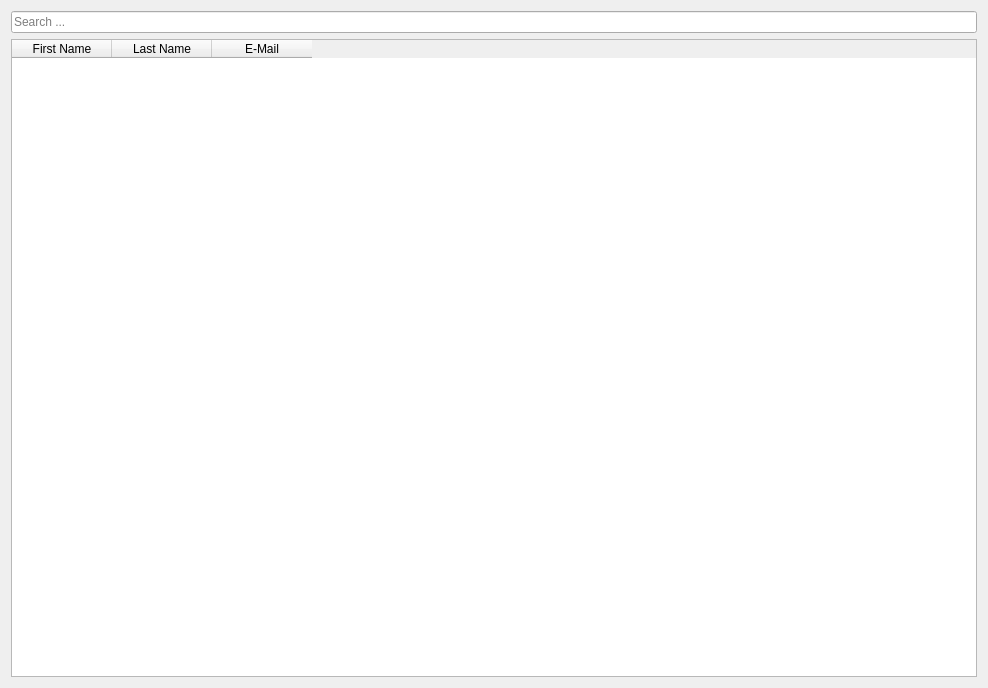
This is ui/personView.ui in olk90/pyIM as Qt 5 draws it before an edit. The edited form follows.
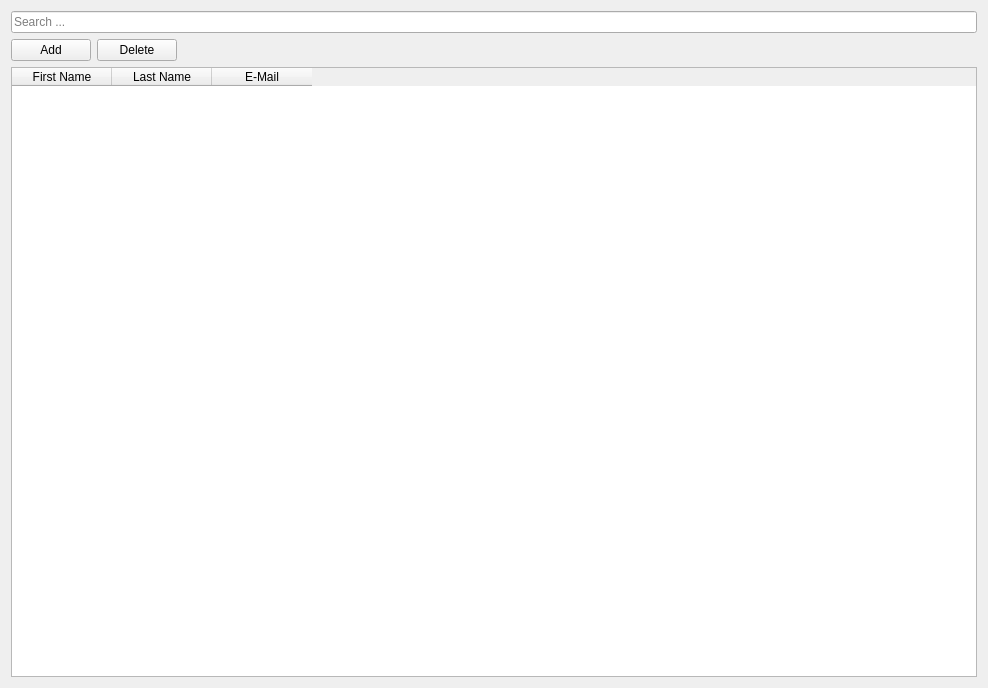
This is the edited form.

Commit message: add/delete button (not yet functional), resized buttons

```diff
--- a/ui/personView.ui
+++ b/ui/personView.ui
@@ -21,7 +21,7 @@
   </property>
   <layout class="QHBoxLayout" name="horizontalLayout" stretch="3">
    <item>
-    <layout class="QVBoxLayout" name="layout" stretch="3,0">
+    <layout class="QVBoxLayout" name="layout" stretch="3,0,0">
      <item>
       <widget class="QLineEdit" name="search">
        <property name="placeholderText">
@@ -29,6 +29,37 @@
        </property>
       </widget>
      </item>
+     <item>
+      <layout class="QHBoxLayout" name="buttonLayout">
+       <item>
+        <widget class="QPushButton" name="addButton">
+         <property name="text">
+          <string>Add</string>
+         </property>
+        </widget>
+       </item>
+       <item>
+        <widget class="QPushButton" name="deleteButton">
+         <property name="text">
+          <string>Delete</string>
+         </property>
+        </widget>
+       </item>
+       <item>
+        <spacer name="horizontalSpacer">
+         <property name="orientation">
+          <enum>Qt::Horizontal</enum>
+         </property>
+         <property name="sizeHint" stdset="0">
+          <size>
+           <width>40</width>
+           <height>20</height>
+          </size>
+         </property>
+        </spacer>
+       </item>
+      </layout>
+     </item>
      <item>
       <widget class="QTableWidget" name="table">
        <column>
```
The commit also changes 4 other files.
